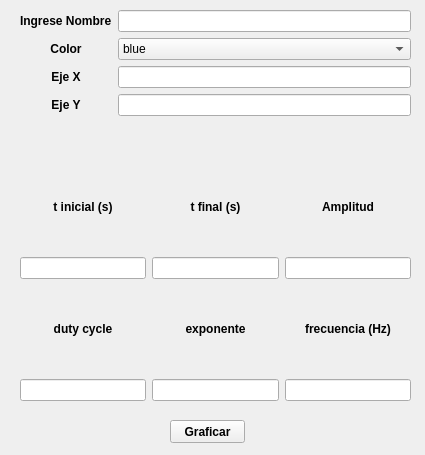
Above: frontend/input_resp_temp_modificar.ui from odevincenti/TC-TP1 before the change. Below: the same form after it.
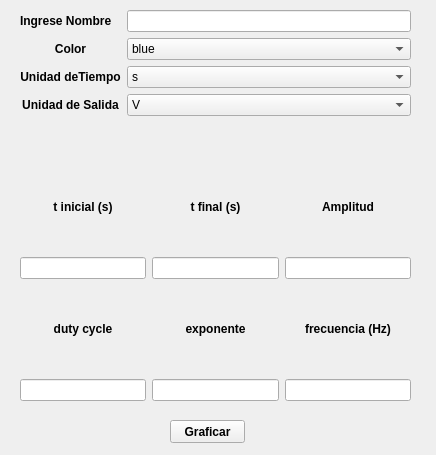
That is the form after the change.

Patch:
```diff
--- a/frontend/input_resp_temp_modificar.ui
+++ b/frontend/input_resp_temp_modificar.ui
@@ -6,7 +6,7 @@
    <rect>
     <x>0</x>
     <y>0</y>
-    <width>425</width>
+    <width>436</width>
     <height>455</height>
    </rect>
   </property>
@@ -56,7 +56,7 @@
          </font>
         </property>
         <property name="text">
-         <string>Eje Y</string>
+         <string>Unidad de Salida</string>
         </property>
         <property name="alignment">
          <set>Qt::AlignCenter</set>
@@ -129,16 +129,13 @@
          </font>
         </property>
         <property name="text">
-         <string>Eje X</string>
+         <string>Unidad deTiempo</string>
         </property>
         <property name="alignment">
          <set>Qt::AlignCenter</set>
         </property>
        </widget>
       </item>
-      <item row="2" column="1">
-       <widget class="QLineEdit" name="resp_temp_ejex_m"/>
-      </item>
       <item row="1" column="0">
        <widget class="QLabel" name="label_9">
         <property name="font">
@@ -155,8 +152,48 @@
         </property>
        </widget>
       </item>
+      <item row="2" column="1">
+       <widget class="QComboBox" name="resp_temp_tiempo_comboBox_m">
+        <item>
+         <property name="text">
+          <string>s</string>
+         </property>
+        </item>
+        <item>
+         <property name="text">
+          <string>ms</string>
+         </property>
+        </item>
+        <item>
+         <property name="text">
+          <string>us</string>
+         </property>
+        </item>
+        <item>
+         <property name="text">
+          <string>min</string>
+         </property>
+        </item>
+       </widget>
+      </item>
       <item row="3" column="1">
-       <widget class="QLineEdit" name="resp_temp_ejey_m"/>
+       <widget class="QComboBox" name="resp_temp_sal_comboBox_m">
+        <item>
+         <property name="text">
+          <string>V</string>
+         </property>
+        </item>
+        <item>
+         <property name="text">
+          <string>mV</string>
+         </property>
+        </item>
+        <item>
+         <property name="text">
+          <string>uV</string>
+         </property>
+        </item>
+       </widget>
       </item>
      </layout>
     </item>
```
